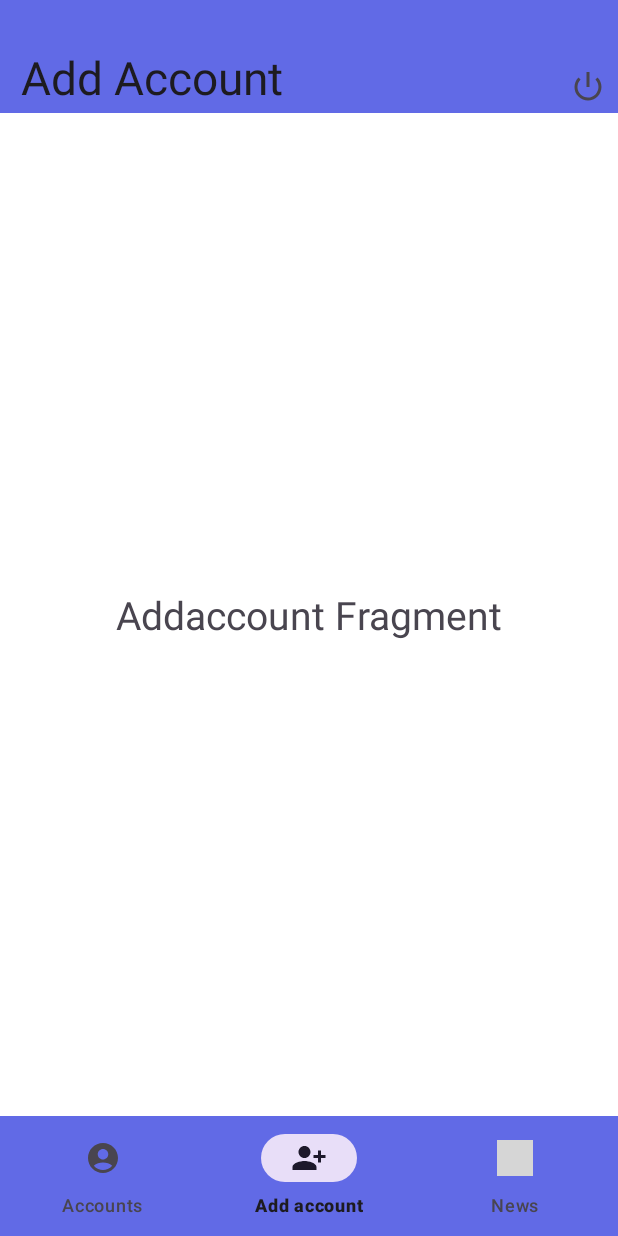
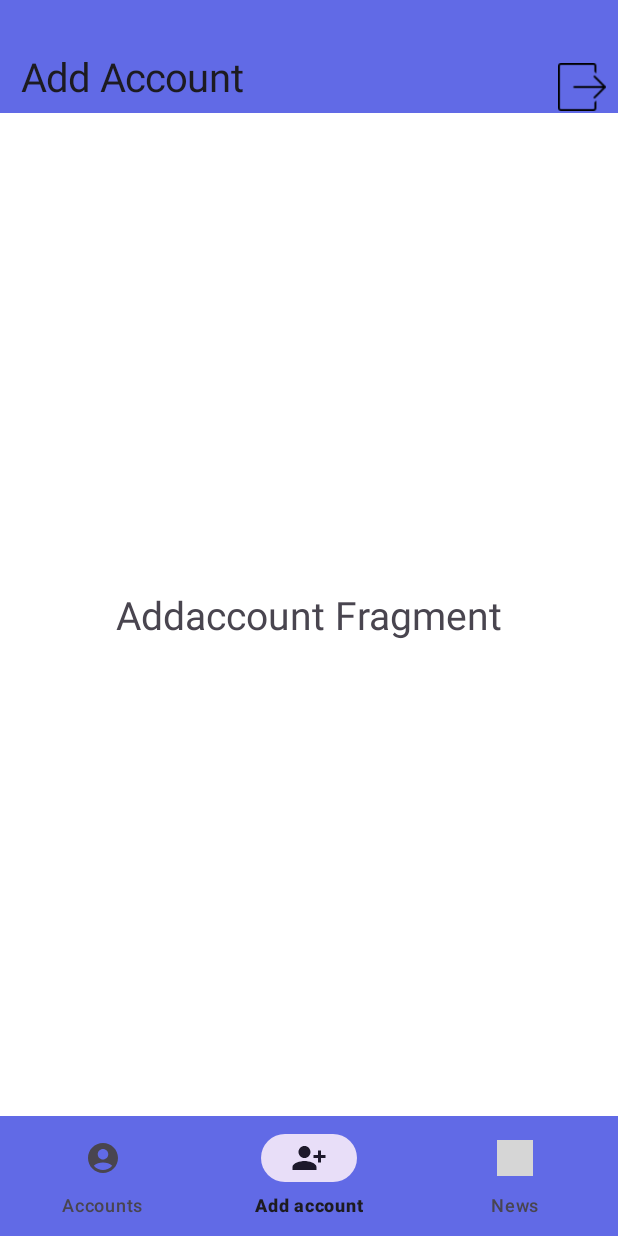
Before and after one commit to RadwaMohammedKamal/BankApp, an Android app: the HomeActivity screen opened directly, with no data from a screen before it, item 2 of the bottom bar chosen, on a phone screen of 412 x 824 dp. Run offline under Robolectric (Android 15) with nearby library versions, the phone set to English and light mode, and no system bars; 2 statements that could not run were skipped; grey boxes are pictures that could not be loaded.

Commit message:
logout icon

```diff
--- a/app/src/main/java/com/example/bankapp/HomeActivity.kt
+++ b/app/src/main/java/com/example/bankapp/HomeActivity.kt
@@ -1,11 +1,13 @@
 package com.example.bankapp
 
 import android.content.Intent
+import android.graphics.Bitmap
+import android.graphics.BitmapFactory
+import android.graphics.drawable.BitmapDrawable
 import android.os.Bundle
 import android.text.SpannableString
 import android.text.style.LeadingMarginSpan
 import android.text.style.RelativeSizeSpan
-import android.text.style.StyleSpan
 import android.view.Menu
 import android.view.MenuItem
 import android.widget.Toast
@@ -59,10 +61,16 @@ class HomeActivity : AppCompatActivity() {
         window.statusBarColor = android.graphics.Color.TRANSPARENT
     }
 
-    // إضافة زر تسجيل الخروج في الـ Toolbar بدون `toolbar_menu.xml`
     override fun onCreateOptionsMenu(menu: Menu?): Boolean {
         menu?.add("")?.apply {
-            setIcon(android.R.drawable.ic_lock_power_off) // أيقونة القفل (يمكنك استبدالها بـ logout.svg)
+            // تحميل الأيقونة الأصلية
+            val originalBitmap = BitmapFactory.decodeResource(resources, R.drawable.logout)
+            // تصغير الأيقونة إلى 32x32 بكسل
+            val resizedBitmap = Bitmap.createScaledBitmap(originalBitmap, 70, 70, true)
+            // تحويل الـ Bitmap إلى Drawable
+            val iconDrawable = BitmapDrawable(resources, resizedBitmap)
+
+            setIcon(iconDrawable) // تعيين الأيقونة المصغرة
             setShowAsAction(MenuItem.SHOW_AS_ACTION_ALWAYS)
 
             // إضافة مسافة إلى النص
@@ -74,7 +82,7 @@ class HomeActivity : AppCompatActivity() {
             setOnMenuItemClickListener {
                 Toast.makeText(this@HomeActivity, "Logging Out...", Toast.LENGTH_SHORT).show()
                 val intent = Intent(this@HomeActivity, LoginActivity::class.java)
-                intent.flags = Intent.FLAG_ACTIVITY_NEW_TASK or Intent.FLAG_ACTIVITY_CLEAR_TASK // حذف الـ BackStack
+                intent.flags = Intent.FLAG_ACTIVITY_NEW_TASK or Intent.FLAG_ACTIVITY_CLEAR_TASK
                 startActivity(intent)
                 true
             }
@@ -90,12 +98,116 @@ class HomeActivity : AppCompatActivity() {
         // جعل العنوان أكبر و Bold
         supportActionBar?.apply {
             val spannableTitle = SpannableString(title)
-           // spannableTitle.setSpan(StyleSpan(android.graphics.Typeface.BOLD), 0, title.length, 0)
-            spannableTitle.setSpan(RelativeSizeSpan(1.4f), 0, title.length, 0) // تكبير الحجم 1.4x
+            // spannableTitle.setSpan(StyleSpan(android.graphics.Typeface.BOLD), 0, title.length, 0)
+            spannableTitle.setSpan(RelativeSizeSpan(1.2f), 0, title.length, 0) // تكبير الحجم 1.4x
             this.title = spannableTitle
         }
     }
 }
+
+
+
+
+
+//package com.example.bankapp
+//
+//import android.content.Intent
+//import android.os.Bundle
+//import android.text.SpannableString
+//import android.text.style.LeadingMarginSpan
+//import android.text.style.RelativeSizeSpan
+//import android.text.style.StyleSpan
+//import android.view.Menu
+//import android.view.MenuItem
+//import android.widget.Toast
+//import androidx.appcompat.app.AppCompatActivity
+//import androidx.core.view.updatePadding
+//import androidx.fragment.app.Fragment
+//import com.example.bankapp.databinding.ActivityHomeBinding
+//import com.example.mybank.AccountsFragment
+//import com.example.mybank.AddaccountsFragment
+//import com.example.mybank.NewsFragment
+//
+//class HomeActivity : AppCompatActivity() {
+//    private lateinit var binding: ActivityHomeBinding
+//
+//    override fun onCreate(savedInstanceState: Bundle?) {
+//        super.onCreate(savedInstanceState)
+//        binding = ActivityHomeBinding.inflate(layoutInflater)
+//        setContentView(binding.root)
+//        setSupportActionBar(binding.toolbar) // ربط الـ Toolbar كـ ActionBar
+//
+//        // إضافة مسافة أعلى الـ Toolbar لجعل الأيقونة مرتفعة قليلاً
+//        binding.toolbar.updatePadding(top = 40) // رفع محتوى الـ AppBar بمقدار 40 بكسل
+//
+//        if (savedInstanceState == null) {
+//            replaceFragment(AccountsFragment(), "Accounts") // تعيين أول شاشة واسمها في الـ AppBar
+//        }
+//
+//        binding.bottomNavigationView.setOnItemSelectedListener { item ->
+//            when (item.itemId) {
+//                R.id.account -> {
+//                    replaceFragment(AccountsFragment(), "Accounts")
+//                    true
+//                }
+//                R.id.add -> {
+//                    replaceFragment(AddaccountsFragment(), "Add Account")
+//                    true
+//                }
+//                R.id.news -> {
+//                    replaceFragment(NewsFragment(), "News")
+//                    true
+//                }
+//                else -> false
+//            }
+//        }
+//
+//        // إزالة اللون من شريط الحالة
+//        window.decorView.systemUiVisibility = (
+//                android.view.View.SYSTEM_UI_FLAG_LAYOUT_STABLE
+//                        or android.view.View.SYSTEM_UI_FLAG_LAYOUT_FULLSCREEN
+//                )
+//        window.statusBarColor = android.graphics.Color.TRANSPARENT
+//    }
+//
+//    // إضافة زر تسجيل الخروج في الـ Toolbar بدون `toolbar_menu.xml`
+//    override fun onCreateOptionsMenu(menu: Menu?): Boolean {
+//        menu?.add("")?.apply {
+//            setIcon(R.drawable.logout) // No need for `.png`
+//           // setIcon(android.R.drawable.ic_lock_power_off) // أيقونة القفل (يمكنك استبدالها بـ logout.svg)
+//            setShowAsAction(MenuItem.SHOW_AS_ACTION_ALWAYS)
+//
+//            // إضافة مسافة إلى النص
+//            val titleWithSpace = SpannableString("   Logout") // ثلاث مسافات قبل النص
+//            titleWithSpace.setSpan(LeadingMarginSpan.Standard(40, 40), 0, titleWithSpace.length, 0)
+//            title = titleWithSpace
+//
+//            // عند الضغط على زر Logout، يتم الانتقال إلى شاشة تسجيل الدخول
+//            setOnMenuItemClickListener {
+//                Toast.makeText(this@HomeActivity, "Logging Out...", Toast.LENGTH_SHORT).show()
+//                val intent = Intent(this@HomeActivity, LoginActivity::class.java)
+//                intent.flags = Intent.FLAG_ACTIVITY_NEW_TASK or Intent.FLAG_ACTIVITY_CLEAR_TASK // حذف الـ BackStack
+//                startActivity(intent)
+//                true
+//            }
+//        }
+//        return true
+//    }
+//
+//    private fun replaceFragment(fragment: Fragment, title: String) {
+//        supportFragmentManager.beginTransaction()
+//            .replace(R.id.frame_layout, fragment)
+//            .commit()
+//
+//        // جعل العنوان أكبر و Bold
+//        supportActionBar?.apply {
+//            val spannableTitle = SpannableString(title)
+//           // spannableTitle.setSpan(StyleSpan(android.graphics.Typeface.BOLD), 0, title.length, 0)
+//            spannableTitle.setSpan(RelativeSizeSpan(1.4f), 0, title.length, 0) // تكبير الحجم 1.4x
+//            this.title = spannableTitle
+//        }
+//    }
+//}
 
 
 
```
Also changed, not shown: app/src/main/res/drawable/logout.png (added).
